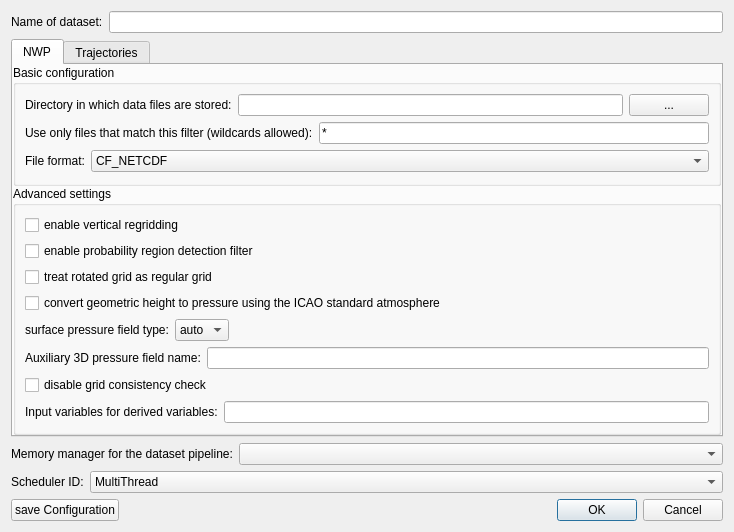
chrismile/met.3d, file src/gxfw/adddatasetdialog.ui: the form before one commit.
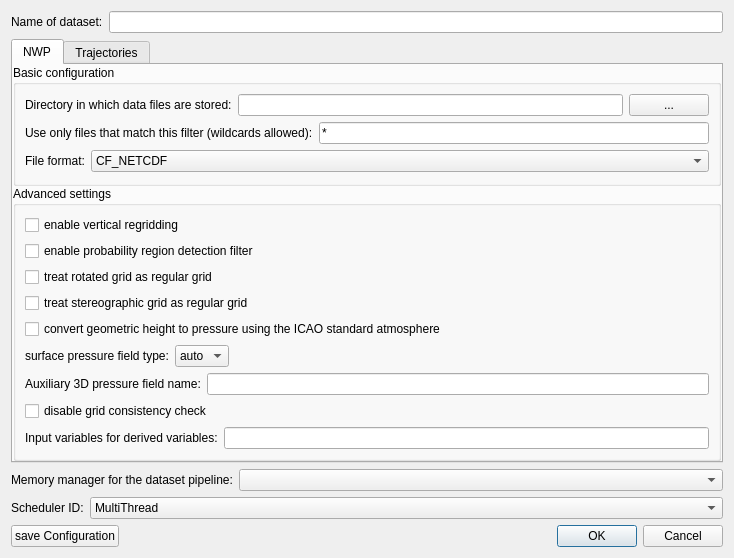
The form after the commit.

Commit message: remove scale factor, de-activate units option in GUI

```diff
--- a/src/gxfw/adddatasetdialog.ui
+++ b/src/gxfw/adddatasetdialog.ui
@@ -7,7 +7,7 @@
     <x>0</x>
     <y>0</y>
     <width>734</width>
-    <height>525</height>
+    <height>556</height>
    </rect>
   </property>
   <property name="windowTitle">
@@ -187,6 +187,13 @@
             </property>
            </widget>
           </item>
+          <item>
+           <widget class="QCheckBox" name="treatStereographicAsRegularCheckBox">
+            <property name="text">
+             <string>treat stereographic grid as regular grid</string>
+            </property>
+           </widget>
+          </item>
           <item>
            <widget class="QCheckBox" name="convertGeometricHeightToPressureICAOStandardCheckBox">
             <property name="text">
```
The commit also changes 3 other files.
